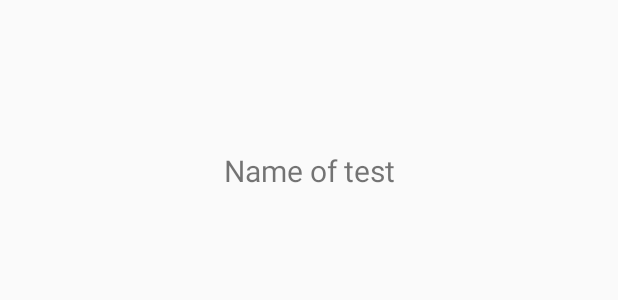
After one commit to infolab-club/isc-android, an Android app: the layout activity_graph.xml on its own in the app's theme, with its tools: preview values and no code run, on a phone screen of 412 x 824 dp. The commit adds this screen. Shown: the top 300 px of the screen. Run offline under Robolectric (Android 15) with nearby library versions, the phone set to English and light mode, and no system bars.

Commit message:
Add Graph Scene.

```diff
--- a/app/src/main/AndroidManifest.xml
+++ b/app/src/main/AndroidManifest.xml
@@ -4,7 +4,7 @@
     package="club.infolab.testchart">
 
     <uses-permission android:name="android.permission.BLUETOOTH" />
-    <uses-permission android:name="android.permission.BLUETOOTH_ADMIN"/>
+    <uses-permission android:name="android.permission.BLUETOOTH_ADMIN" />
 
     <application
         android:allowBackup="true"
@@ -13,6 +13,7 @@
         android:roundIcon="@mipmap/ic_launcher_round"
         android:supportsRtl="true"
         android:theme="@style/AppTheme">
+        <activity android:name=".GraphActivity"></activity>
         <activity
             android:name=".MainActivity"
             android:screenOrientation="portrait"
@@ -23,6 +24,7 @@
             tools:ignore="LockedOrientationActivity">
             <intent-filter>
                 <action android:name="android.intent.action.MAIN" />
+
                 <category android:name="android.intent.category.LAUNCHER" />
             </intent-filter>
         </activity>
--- /dev/null
+++ b/app/src/main/res/layout/activity_graph.xml
@@ -0,0 +1,19 @@
+<?xml version="1.0" encoding="utf-8"?>
+<androidx.constraintlayout.widget.ConstraintLayout xmlns:android="http://schemas.android.com/apk/res/android"
+    xmlns:app="http://schemas.android.com/apk/res-auto"
+    xmlns:tools="http://schemas.android.com/tools"
+    android:layout_width="match_parent"
+    android:layout_height="match_parent"
+    tools:context=".GraphActivity">
+
+    <TextView
+        android:id="@+id/name_test"
+        android:layout_width="wrap_content"
+        android:layout_height="wrap_content"
+        android:layout_marginTop="100dp"
+        android:text="Name of test"
+        android:textSize="20dp"
+        app:layout_constraintEnd_toEndOf="parent"
+        app:layout_constraintStart_toStartOf="parent"
+        app:layout_constraintTop_toTopOf="parent" />
+</androidx.constraintlayout.widget.ConstraintLayout>
```
Also changed, not shown: app/src/main/java/club/infolab/testchart/GraphActivity.java (added, +23 -0 lines), app/src/main/java/club/infolab/testchart/MainActivity.java (+12 -2 lines), app/src/main/java/club/infolab/testchart/TestAdapter.java (+20 -4 lines).
